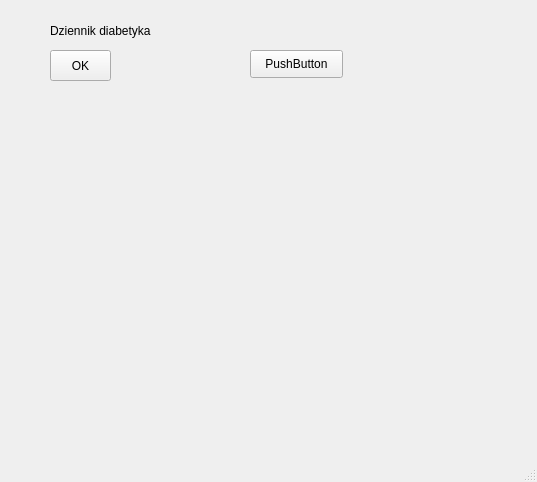
Before: the Qt Designer form App.ui in j-stechly/NPG-Dziennik-diabetyka, drawn with Qt 5.
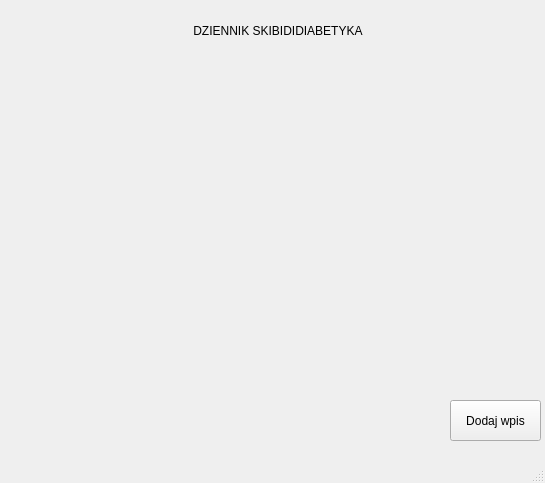
After: the same form once the commit is applied.

```diff
--- a/App.ui
+++ b/App.ui
@@ -6,8 +6,8 @@
    <rect>
     <x>0</x>
     <y>0</y>
-    <width>537</width>
-    <height>482</height>
+    <width>545</width>
+    <height>483</height>
    </rect>
   </property>
   <property name="windowTitle">
@@ -17,40 +17,27 @@
    <widget class="QPushButton" name="pushButton">
     <property name="geometry">
      <rect>
-      <x>50</x>
-      <y>50</y>
-      <width>61</width>
-      <height>31</height>
+      <x>450</x>
+      <y>400</y>
+      <width>91</width>
+      <height>41</height>
      </rect>
     </property>
     <property name="text">
-     <string>OK</string>
+     <string>Dodaj wpis</string>
     </property>
    </widget>
    <widget class="QLabel" name="label">
     <property name="geometry">
      <rect>
-      <x>50</x>
-      <y>20</y>
-      <width>111</width>
-      <height>21</height>
+      <x>190</x>
+      <y>10</y>
+      <width>181</width>
+      <height>41</height>
      </rect>
     </property>
     <property name="text">
-     <string>Dziennik diabetyka</string>
-    </property>
-   </widget>
-   <widget class="QPushButton" name="pushButton_2">
-    <property name="geometry">
-     <rect>
-      <x>250</x>
-      <y>50</y>
-      <width>93</width>
-      <height>28</height>
-     </rect>
-    </property>
-    <property name="text">
-     <string>PushButton</string>
+     <string> DZIENNIK SKIBIDIDIABETYKA</string>
     </property>
    </widget>
   </widget>
```
Left out of the diff: 4 changed lines with no effect on the pictures.
